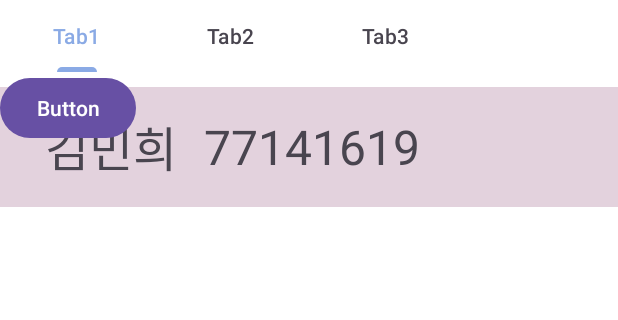
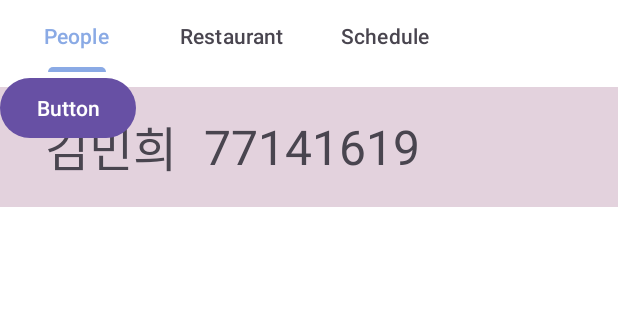
Before and after one commit to justinyoonwk/madcamp_week1, an Android app: the screen it shows after launch (MainActivity), on a phone screen of 412 x 824 dp, the part 96-416 px from its top. Run offline under Robolectric (Android 15) with nearby library versions, the phone set to English and light mode, and no system bars.

Commit message:
tab name changed

```diff
--- a/app/src/main/java/com/example/madcamp_1/MainActivity.kt
+++ b/app/src/main/java/com/example/madcamp_1/MainActivity.kt
@@ -24,9 +24,9 @@ class MainActivity : BaseActivity() {
         val tabLayout = findViewById<TabLayout>(R.id.tabs)
         tabLayout.setupWithViewPager(mViewPager)
 
-        tabLayout.getTabAt(0)?.text = "Tab1"
-        tabLayout.getTabAt(1)?.text = "Tab2"
-        tabLayout.getTabAt(2)?.text = "Tab3"
+        tabLayout.getTabAt(0)?.text = "People"
+        tabLayout.getTabAt(1)?.text = "Restaurant"
+        tabLayout.getTabAt(2)?.text = "Schedule"
 
         mViewPager!!.addOnPageChangeListener(TabLayout.TabLayoutOnPageChangeListener(tabLayout))
         tabLayout.addOnTabSelectedListener(object : TabLayout.OnTabSelectedListener {
```
